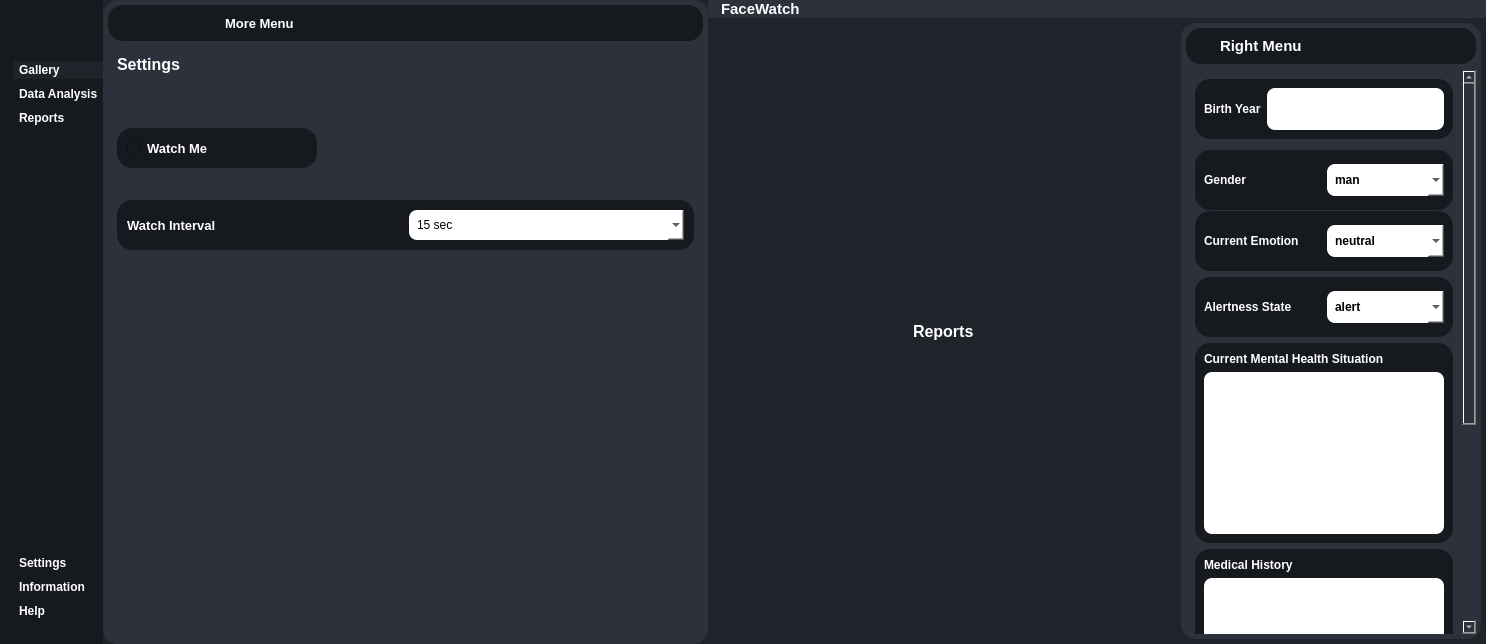
Qt form GUI/interface.ui (noureisawy/facewatchdesktop) before a commit.
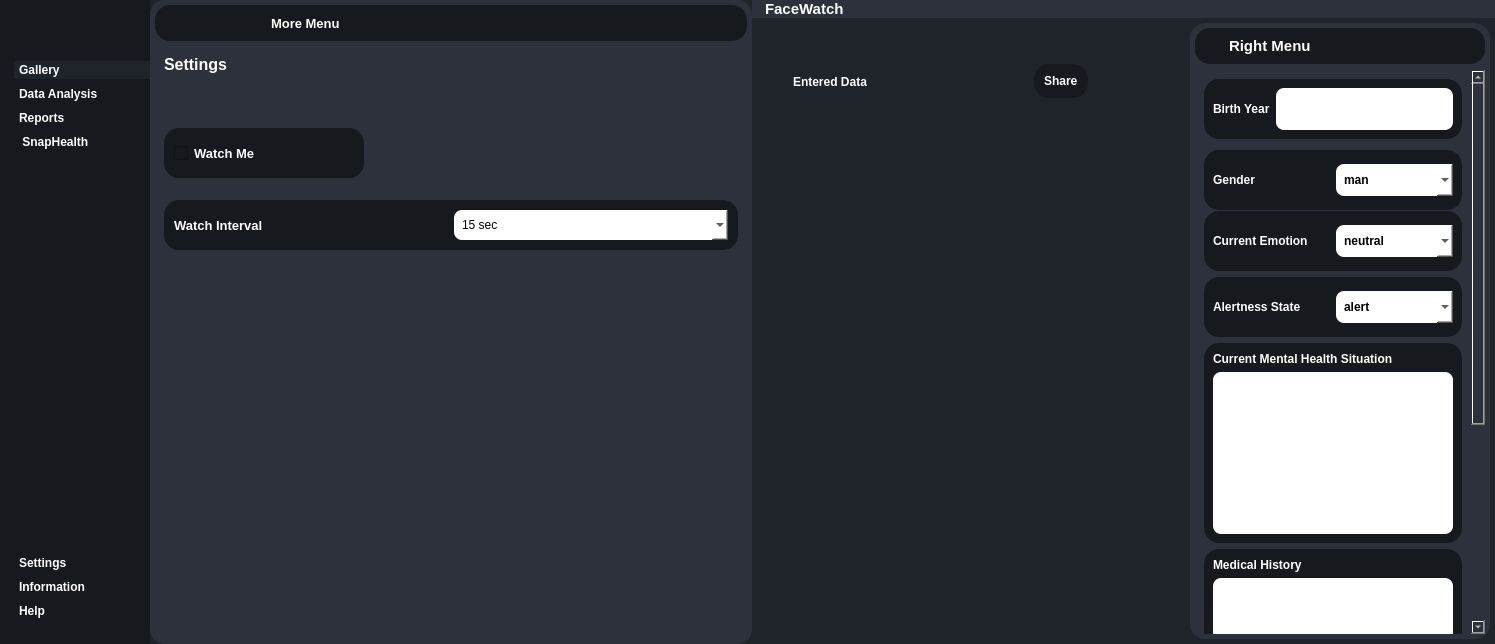
The same form after that commit. Icons and pictures are not drawn. Custom widgets are drawn as their Qt base class.

Commit message: create database for labeling

```diff
--- a/GUI/interface.ui
+++ b/GUI/interface.ui
@@ -6,7 +6,7 @@
    <rect>
     <x>0</x>
     <y>0</y>
-    <width>1486</width>
+    <width>1495</width>
     <height>644</height>
    </rect>
   </property>
@@ -77,7 +77,7 @@
 background-color:#2c313c;
 }
 
-#neutralBtn, #surpriseBtn, #angryBtn, #sadBtn, #happyBtn, #fearBtn, #disgustBtn, #dataAnalysisSelection, #selectGalleryComp, #tiredBtn, #non_vigilantBtn, #alertBtn{
+#neutralBtn, #surpriseBtn, #angryBtn, #sadBtn, #happyBtn, #fearBtn, #disgustBtn, #dataAnalysisSelection, #selectGalleryComp, #tiredBtn, #non_vigilantBtn, #alertBtn, #shareBtn{
 background-color:#16191d;
 border-radius:15px;
 padding: 10px;
@@ -133,6 +133,12 @@
        </property>
        <item alignment="Qt::AlignLeft">
         <widget class="QWidget" name="leftMenuSubContainer" native="true">
+         <property name="minimumSize">
+          <size>
+           <width>150</width>
+           <height>0</height>
+          </size>
+         </property>
          <property name="palette">
           <palette>
            <active>
@@ -690,6 +696,29 @@
                </property>
               </widget>
              </item>
+             <item>
+              <widget class="QPushButton" name="snapHealthBtn">
+               <property name="font">
+                <font>
+                 <weight>75</weight>
+                 <bold>true</bold>
+                </font>
+               </property>
+               <property name="text">
+                <string> SnapHealth</string>
+               </property>
+               <property name="icon">
+                <iconset resource="resources.qrc">
+                 <normaloff>:/icons/public/icons/activity.svg</normaloff>:/icons/public/icons/activity.svg</iconset>
+               </property>
+               <property name="iconSize">
+                <size>
+                 <width>20</width>
+                 <height>20</height>
+                </size>
+               </property>
+              </widget>
+             </item>
             </layout>
            </widget>
           </item>
@@ -955,13 +984,13 @@
                       <property name="minimumSize">
                        <size>
                         <width>150</width>
-                        <height>40</height>
+                        <height>50</height>
                        </size>
                       </property>
                       <property name="maximumSize">
                        <size>
                         <width>200</width>
-                        <height>40</height>
+                        <height>50</height>
                        </size>
                       </property>
                       <property name="font">
@@ -1601,7 +1630,7 @@
              <item>
               <widget class="QCustomStackedWidget" name="centerMenuPages">
                <property name="currentIndex">
-                <number>2</number>
+                <number>3</number>
                </property>
                <widget class="QWidget" name="page_4">
                 <layout class="QHBoxLayout" name="horizontalLayout_15">
@@ -2201,6 +2230,100 @@
                  </item>
                 </layout>
                </widget>
+               <widget class="QWidget" name="page_7">
+                <layout class="QVBoxLayout" name="verticalLayout_25">
+                 <item>
+                  <widget class="QWidget" name="lowerLableing" native="true">
+                   <layout class="QVBoxLayout" name="verticalLayout_26">
+                    <item>
+                     <widget class="QFrame" name="frame_22">
+                      <property name="frameShape">
+                       <enum>QFrame::StyledPanel</enum>
+                      </property>
+                      <property name="frameShadow">
+                       <enum>QFrame::Raised</enum>
+                      </property>
+                      <layout class="QHBoxLayout" name="horizontalLayout_29">
+                       <item alignment="Qt::AlignLeft">
+                        <widget class="QLabel" name="label_31">
+                         <property name="font">
+                          <font>
+                           <weight>75</weight>
+                           <bold>true</bold>
+                          </font>
+                         </property>
+                         <property name="text">
+                          <string>Entered Data</string>
+                         </property>
+                        </widget>
+                       </item>
+                       <item alignment="Qt::AlignHCenter">
+                        <widget class="QPushButton" name="shareBtn">
+                         <property name="font">
+                          <font>
+                           <weight>75</weight>
+                           <bold>true</bold>
+                          </font>
+                         </property>
+                         <property name="toolTip">
+                          <string>Your data may contribute to ongoing research in the field.</string>
+                         </property>
+                         <property name="text">
+                          <string>Share</string>
+                         </property>
+                         <property name="icon">
+                          <iconset resource="resources.qrc">
+                           <normaloff>:/icons/public/icons/share-2.svg</normaloff>:/icons/public/icons/share-2.svg</iconset>
+                         </property>
+                         <property name="iconSize">
+                          <size>
+                           <width>20</width>
+                           <height>20</height>
+                          </size>
+                         </property>
+                        </widget>
+                       </item>
+                      </layout>
+                     </widget>
+                    </item>
+                    <item>
+                     <widget class="QFrame" name="frame_24">
+                      <property name="frameShape">
+                       <enum>QFrame::StyledPanel</enum>
+                      </property>
+                      <property name="frameShadow">
+                       <enum>QFrame::Raised</enum>
+                      </property>
+                     </widget>
+                    </item>
+                    <item>
+                     <widget class="QFrame" name="frame_23">
+                      <property name="frameShape">
+                       <enum>QFrame::StyledPanel</enum>
+                      </property>
+                      <property name="frameShadow">
+                       <enum>QFrame::Raised</enum>
+                      </property>
+                     </widget>
+                    </item>
+                    <item>
+                     <widget class="QFrame" name="frame_14">
+                      <property name="frameShape">
+                       <enum>QFrame::StyledPanel</enum>
+                      </property>
+                      <property name="frameShadow">
+                       <enum>QFrame::Raised</enum>
+                      </property>
+                     </widget>
+                    </item>
+                   </layout>
+                  </widget>
+                 </item>
+                 <item>
+                  <widget class="QWidget" name="upperLabeling" native="true"/>
+                 </item>
+                </layout>
+               </widget>
               </widget>
              </item>
             </layout>
@@ -2372,7 +2495,7 @@
                       <property name="geometry">
                        <rect>
                         <x>0</x>
-                        <y>-372</y>
+                        <y>0</y>
                         <width>269</width>
                         <height>894</height>
                        </rect>
```
Left out of the diff: 3 changed lines with no effect on the pictures. The commit also changes 4 other files.
